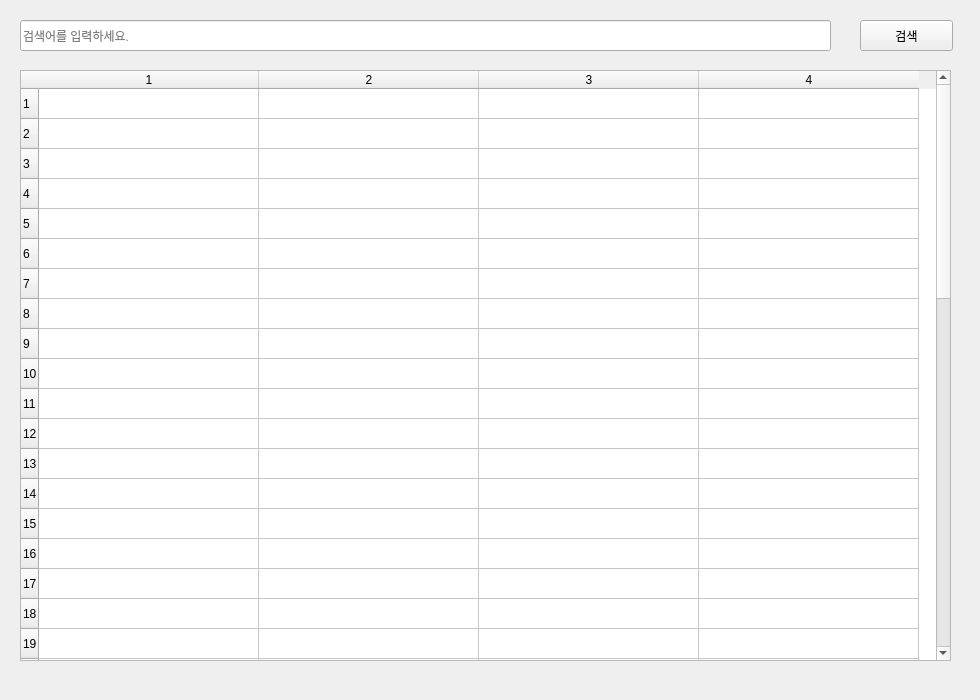
wkghd1223/graduate, file NSC/ui/news.ui: the form before one commit.
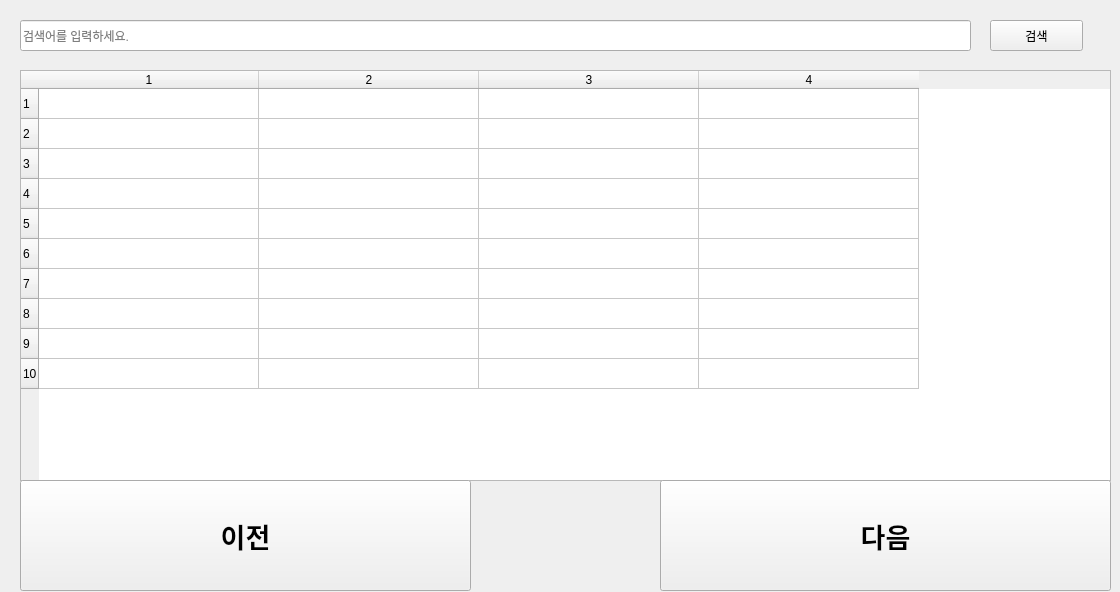
The form after the commit.

Commit message: #18-20 크롤러 페이지네이션 수정중

```diff
--- a/NSC/ui/news.ui
+++ b/NSC/ui/news.ui
@@ -6,8 +6,8 @@
    <rect>
     <x>0</x>
     <y>0</y>
-    <width>980</width>
-    <height>700</height>
+    <width>1120</width>
+    <height>592</height>
    </rect>
   </property>
   <property name="windowTitle">
@@ -16,7 +16,7 @@
   <widget class="QPushButton" name="searchBtn">
    <property name="geometry">
     <rect>
-     <x>860</x>
+     <x>990</x>
      <y>20</y>
      <width>93</width>
      <height>31</height>
@@ -31,7 +31,7 @@
     <rect>
      <x>20</x>
      <y>20</y>
-     <width>811</width>
+     <width>951</width>
      <height>31</height>
     </rect>
    </property>
@@ -47,15 +47,15 @@
     <rect>
      <x>20</x>
      <y>70</y>
-     <width>931</width>
-     <height>591</height>
+     <width>1091</width>
+     <height>411</height>
     </rect>
    </property>
    <property name="editTriggers">
     <set>QAbstractItemView::NoEditTriggers</set>
    </property>
    <property name="rowCount">
-    <number>50</number>
+    <number>10</number>
    </property>
    <property name="columnCount">
     <number>4</number>
@@ -73,60 +73,50 @@
    <row/>
    <row/>
    <row/>
-   <row/>
-   <row/>
-   <row/>
-   <row/>
-   <row/>
-   <row/>
-   <row/>
-   <row/>
-   <row/>
-   <row/>
-   <row/>
-   <row/>
-   <row/>
-   <row/>
-   <row/>
-   <row/>
-   <row/>
-   <row/>
-   <row/>
-   <row/>
-   <row/>
-   <row/>
-   <row/>
-   <row/>
-   <row/>
-   <row/>
-   <row/>
-   <row/>
-   <row/>
-   <row/>
-   <row/>
-   <row/>
-   <row/>
-   <row/>
-   <row/>
-   <row/>
-   <row/>
-   <row/>
-   <row/>
-   <row/>
    <column/>
    <column/>
    <column/>
    <column/>
-   <item row="0" column="1">
-    <property name="text">
-     <string/>
-    </property>
-    <property name="font">
-     <font>
-      <underline>true</underline>
-     </font>
-    </property>
-   </item>
+  </widget>
+  <widget class="QPushButton" name="nextBtn">
+   <property name="geometry">
+    <rect>
+     <x>660</x>
+     <y>480</y>
+     <width>451</width>
+     <height>111</height>
+    </rect>
+   </property>
+   <property name="font">
+    <font>
+     <pointsize>20</pointsize>
+     <weight>75</weight>
+     <bold>true</bold>
+    </font>
+   </property>
+   <property name="text">
+    <string>다음</string>
+   </property>
+  </widget>
+  <widget class="QPushButton" name="prevBtn">
+   <property name="geometry">
+    <rect>
+     <x>20</x>
+     <y>480</y>
+     <width>451</width>
+     <height>111</height>
+    </rect>
+   </property>
+   <property name="font">
+    <font>
+     <pointsize>20</pointsize>
+     <weight>75</weight>
+     <bold>true</bold>
+    </font>
+   </property>
+   <property name="text">
+    <string>이전</string>
+   </property>
   </widget>
  </widget>
  <resources/>
```
The commit also changes 2 other files.
